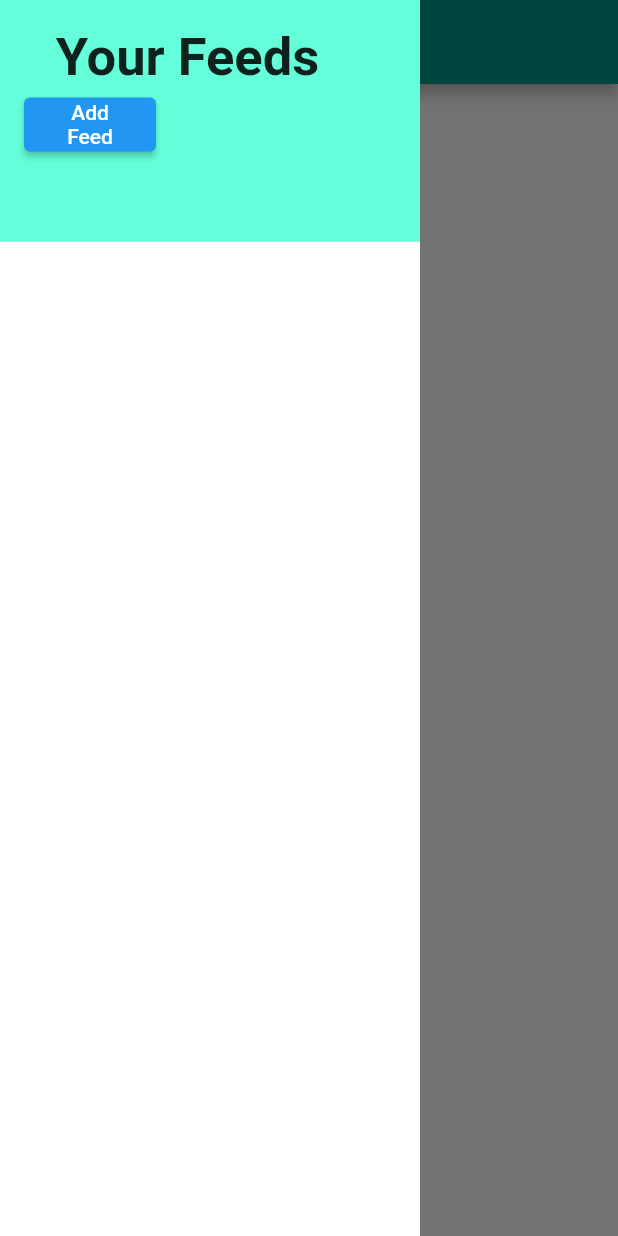
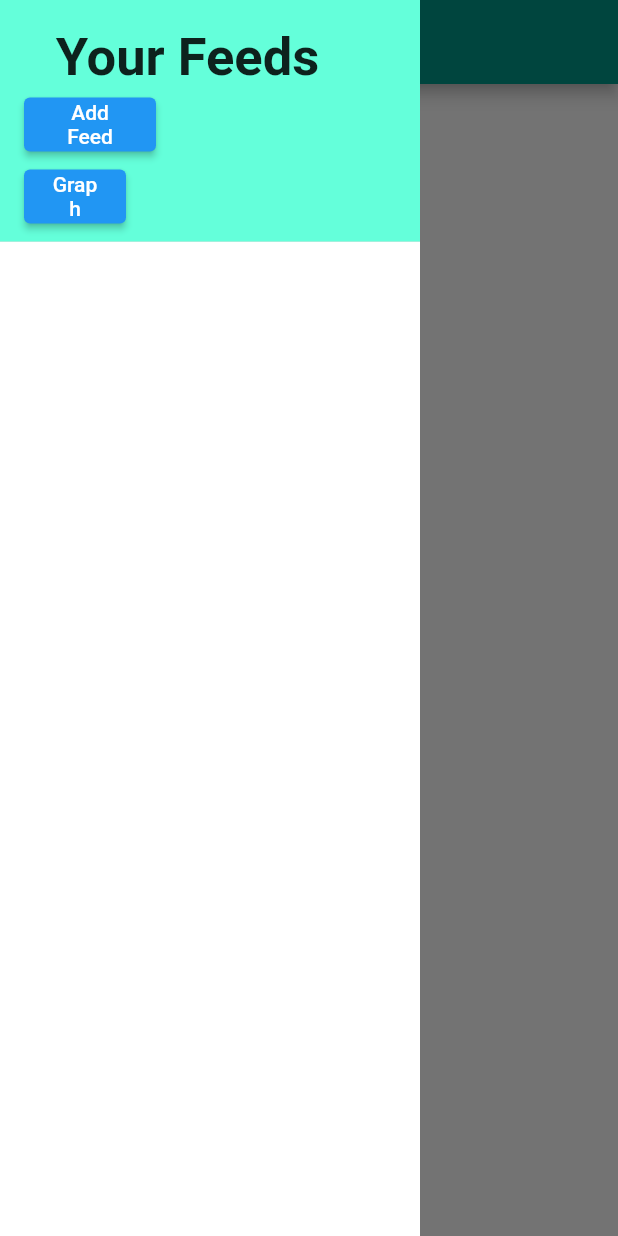
Before and after one commit to COS301-SE-2021/Ptarmigan, a Flutter app: the screen it shows after launch, with the side drawer open, on a phone screen of 412 x 824 dp. Run offline on Flutter 3.47's test engine with Material 2 defaults, Android fonts, the phone set to English and light mode, and no system bars; our stand-ins replace flutter_login, smooth_page_indicator; missing offline and left inert: amplify_api, amplify_auth_cognito, amplify_datastore, amplify_datastore_plugin_interface, amplify_flutter, bezier_chart; Roboto replaces fonts that are missing (Montserrat).

Commit message:
Rough Graph Added
A rough graph to display sentiment has been added. It is not near its final state

```diff
--- a/ptarmigan/lib/widgets/feeds_list.dart
+++ b/ptarmigan/lib/widgets/feeds_list.dart
@@ -12,6 +12,7 @@ import 'package:provider/provider.dart';
 import 'package:ptarmigan/models/ModelProvider.dart';
 import 'package:ptarmigan/widgets/add_feed_form.dart';
 import 'package:ptarmigan/widgets/feed_items.dart';
+import 'package:ptarmigan/widgets/graph.dart';
 import 'package:smooth_page_indicator/smooth_page_indicator.dart';
 // amplify configuration and models that should have been generated for you
 import 'package:amplify_api/amplify_api.dart';
@@ -47,13 +48,10 @@ class FeedsList extends StatelessWidget {
                           .map((feedsSub) => FeedItems(feed: feedsSub))
                           .toList())
                   : Center(child: Text(''))),
-
           DrawerHeader(
               decoration: BoxDecoration(
                 color: Colors.tealAccent,
               ),
-
-
               child: Column(
                 key: Key("ColumnOne"),
                 children: [
@@ -84,6 +82,20 @@ class FeedsList extends StatelessWidget {
                       ),
                     ),
                   )),
+                  Container(
+                      child: Padding(
+                    padding: EdgeInsets.fromLTRB(0, 0, 180, 0),
+                    child: ElevatedButton(
+                      onPressed: () {
+                        Navigator.push(context,
+                            MaterialPageRoute(builder: (context) => Graph()));
+                      },
+                      child: Text(
+                        'Graph',
+                        textAlign: TextAlign.center,
+                      ),
+                    ),
+                  )),
                 ],
               )),
         ],
--- a/ptarmigan/pubspec.yaml
+++ b/ptarmigan/pubspec.yaml
@@ -33,6 +33,8 @@ dependencies:
   # Use with the CupertinoIcons class for iOS style icons.
   cupertino_icons: ^1.0.2
   smooth_page_indicator: ^0.2.3
+  bezier_chart: "^1.0.16"
+  fl_chart: ^0.36.2
 
 
 dev_dependencies:
```
Also changed, not shown: ptarmigan/lib/widgets/graph.dart (added, +81 -0 lines), ptarmigan/pubspec.lock, 2 other files. Lines whose indentation alone changed are shown as unchanged.
